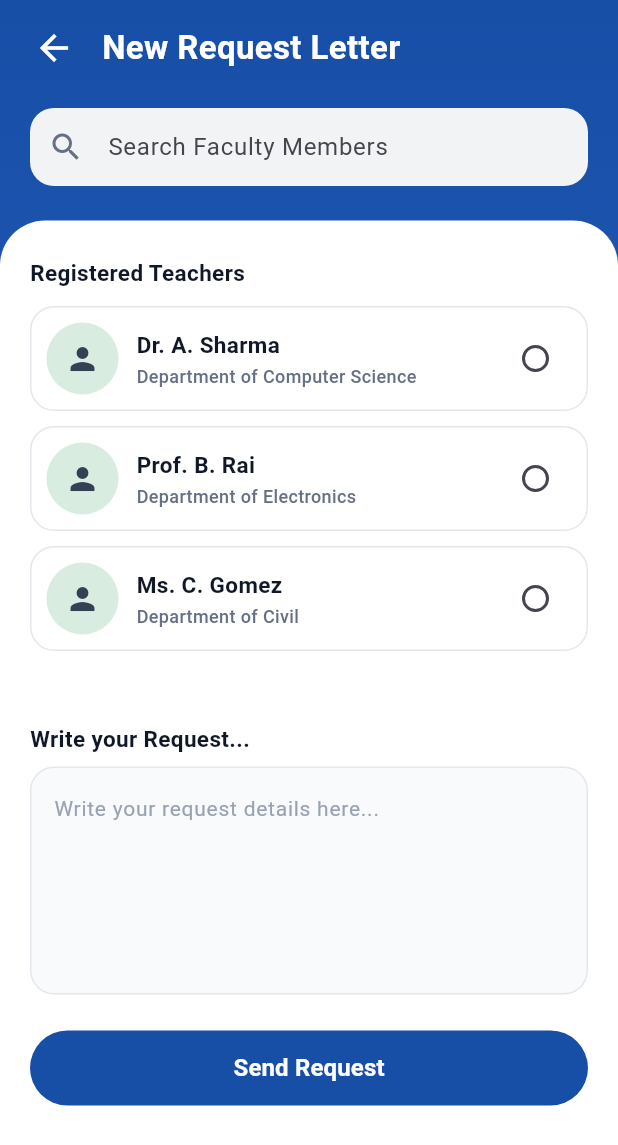
After one commit to AjayExplorer/Unnamed, a Flutter app: the StudentRequestPage screen opened by its route, on a phone screen of 412 x 824 dp. The commit adds this screen. Shown: the top 1145 px of the screen. Run offline on Flutter 3.47's test engine with Material 3 defaults, Android fonts, the phone set to English and light mode, and no system bars; our stand-ins replace cloud_firestore; accounts and stored records are empty; network calls fail.

Commit message:
Request letter completed

```diff
--- a/lib/main.dart
+++ b/lib/main.dart
@@ -9,6 +9,8 @@ import 'screens/request_letter/faculty/providers/auth_provider.dart';
 import 'screens/request_letter/faculty/providers/request_provider.dart';
 import 'screens/request_letter/faculty/providers/availability_provider.dart';
 import 'screens/request_letter/student_registration/student_registration.dart';
+import 'screens/request_letter/student/student_request.dart';
+
 
 void main() {
   runApp(
@@ -43,6 +45,7 @@ class MyApp extends StatelessWidget {
         '/news': (context) => const NewsPage(),
         '/profile': (context) => const ProfilePage(),
         '/register': (context) => const StudentRegistration(),
+        '/student_request': (context) => const StudentRequestPage(),
       },
     );
   }
--- a/lib/screens/main_page/front.dart
+++ b/lib/screens/main_page/front.dart
@@ -1,6 +1,7 @@
 import 'package:flutter/material.dart';
 import 'package:openpro/models/news_feed.dart';
 import 'package:openpro/models/user_profile.dart';
+import 'package:openpro/screens/request_letter/student/student_request.dart';
 
 class FrontPage extends StatefulWidget {
   const FrontPage({super.key});
@@ -102,16 +103,21 @@ class _FrontPageState extends State<FrontPage> {
                               ),
                           itemBuilder: (context, index) {
                             final tile = _featureTiles[index];
-                            return _FeatureCard(
-                              data: tile,
-                              onTap: tile.title.contains('News')
-                                  ? () =>
-                                        Navigator.of(context).pushNamed('/news')
-                                  : null,
-                            );
-                          },
-                        ),
-                        const SizedBox(height: 16),
+                           return _FeatureCard(
+  data: tile,
+  onTap: () {
+    if (tile.title.contains('News')) {
+      Navigator.of(context).pushNamed('/news');
+    } else if (tile.title.toLowerCase().contains('request')) {
+      Navigator.of(context).pushNamed('/student_request');
+    }
+  },
+); // Closes the _FeatureCard widget statement cleanly inside itemBuilder
+      }, // Closes the itemBuilder function block parameter
+    ), // Closes the GridView.builder widget call frame completely
+
+    const SizedBox(height: 16),
+
                         Text(
                           'Hello $displayName!',
                           style: const TextStyle(
--- /dev/null
+++ b/lib/screens/request_letter/student/student_request.dart
@@ -0,0 +1,421 @@
+import 'package:flutter/material.dart';
+//import 'package:cloud_firestore/cloud_firestore.dart';
+
+class StudentRequestPage extends StatefulWidget {
+  const StudentRequestPage({super.key});
+
+  @override
+  State<StudentRequestPage> createState() => _StudentRequestPageState();
+}
+
+class _StudentRequestPageState extends State<StudentRequestPage> {
+  final TextEditingController _searchController = TextEditingController();
+  final TextEditingController _requestController = TextEditingController();
+
+  String _searchQuery = "";
+  String? _selectedFacultyId;
+  String? _selectedFacultyName;
+  bool _isSubmitting = false;
+
+  @override
+  void dispose() {
+    _searchController.dispose();
+    _requestController.dispose();
+    super.dispose();
+  }
+
+  // Submits the request data structure directly to Firestore
+  void _sendRequest() async {
+    if (_selectedFacultyId == null) {
+      ScaffoldMessenger.of(context).showSnackBar(
+        const SnackBar(content: Text('Please select a faculty member first.')),
+      );
+      return;
+    }
+    if (_requestController.text.trim().isEmpty) {
+      ScaffoldMessenger.of(context).showSnackBar(
+        const SnackBar(content: Text('Please write your request text details.')),
+      );
+      return;
+    }
+
+    /*setState(() => _isSubmitting = true);
+
+    try {
+      await FirebaseFirestore.instance.collection('requests').add({
+        'facultyId': _selectedFacultyId,
+        'facultyName': _selectedFacultyName,
+        'requestText': _requestController.text.trim(),
+        'timestamp': FieldValue.serverTimestamp(),
+        'status': 'Pending',
+        // Note: Replace with actual logged-in user context if dynamic state is setup
+        'studentName': 'Current Student',
+      });
+
+      if (mounted) {
+        ScaffoldMessenger.of(context).showSnackBar(
+          const SnackBar(content: Text('Request sent successfully!')),
+        );
+        Navigator.of(context).pop();
+      }
+    } catch (e) {
+      if (mounted) {
+        ScaffoldMessenger.of(context).showSnackBar(
+          SnackBar(content: Text('Error sending request: $e')),
+        );
+      }
+    } finally {
+      if (mounted) setState(() => _isSubmitting = false);
+    }
+  }*/
+
+    // Mock submission flow for local testing without Firestore
+    setState(() => _isSubmitting = true);
+    await Future.delayed(const Duration(seconds: 2)); // Simulate network delay
+    if (mounted) {
+      ScaffoldMessenger.of(context).showSnackBar(
+        const SnackBar(content: Text('Request sent successfully! (Mock)')),
+      );
+      Navigator.of(context).pop();
+    }
+  }
+
+  @override
+  Widget build(BuildContext context) {
+    // Exact color matching constants from teammate UI setup
+    const primaryBlue = Color(0xFF174EA6);
+    const textGrey = Color(0xFF667085); //[span_15](start_span)//[span_15](end_span)
+
+    return Scaffold(
+      backgroundColor: primaryBlue,
+      body: Container(
+        width: double.infinity,
+        height: double.infinity,
+        decoration: const BoxDecoration(
+          gradient: LinearGradient(
+            begin: Alignment.topCenter,
+            end: Alignment.bottomCenter,
+            colors: [Color(0xFF174EA6), Color(0xFF1E56B3), Color(0xFFF7F9FC)], //[span_16](end_span)
+            stops: [0.0, 0.35, 0.35],
+          ),
+        ),
+        child: SafeArea(
+          child: Column(
+            children: [
+              // 1. Header Navigation Bar
+              Padding(
+                padding: const EdgeInsets.symmetric(horizontal: 12.0, vertical: 8.0),
+                child: Row(
+                  children: [
+                    IconButton(
+                      icon: const Icon(Icons.arrow_back, color: Colors.white, size: 28),
+                      onPressed: () => Navigator.of(context).pop(),
+                    ),
+                    const SizedBox(width: 8),
+                    const Text(
+                      'New Request Letter',
+                      style: TextStyle(
+                        color: Colors.white,
+                        fontSize: 22,
+                        fontWeight: FontWeight.w700,
+                      ),
+                    ),
+                  ],
+                ),
+              ),
+
+              // 2. Teammate Style capsule-styled Search Field
+              Padding(
+                padding: const EdgeInsets.symmetric(horizontal: 20.0, vertical: 8.0),
+                child: TextField(
+                  controller: _searchController,
+                  onChanged: (value) {
+                    setState(() => _searchQuery = value.trim().toLowerCase());
+                  },
+                  decoration: InputDecoration(
+                    hintText: 'Search Faculty Members',
+                    prefixIcon: const Icon(Icons.search, color: textGrey),
+                    filled: true,
+                    fillColor: const Color(0xFFF1F3F4),
+                    contentPadding: const EdgeInsets.symmetric(vertical: 14),
+                    border: OutlineInputBorder(
+                      borderRadius: BorderRadius.circular(16),
+                      borderSide: BorderSide.none,
+                    ),
+                  ),
+                ),
+              ),
+              const SizedBox(height: 15),
+
+              // 3. Rounded Bottom White Panel Container
+              Expanded(
+                child: Container(
+                  width: double.infinity,
+                  decoration: const BoxDecoration(
+                    color: Colors.white,
+                    borderRadius: BorderRadius.only(
+                      topLeft: Radius.circular(30),
+                      topRight: Radius.circular(30),
+                    ),
+                  ),
+                  child: SingleChildScrollView(
+                    padding: const EdgeInsets.fromLTRB(20, 24, 20, 24),
+                    child: Column(
+                      crossAxisAlignment: CrossAxisAlignment.start,
+                      children: [
+
+                        // Dynamic Firebase Stream Builder for Real-time List Mapping
+                        const Text(
+                          'Registered Teachers',
+                          style: TextStyle(
+                            fontSize: 15,
+                            fontWeight: FontWeight.w700,
+                            color: Color(0xFF101828),
+                          ),
+                        ),
+                        const SizedBox(height: 12),
+
+                        /* =============================================================
+                        BACKEND TODO: UNCOMMENT THIS BLOCK ONCE FIREBASE IS SET UP
+                        =============================================================
+                        StreamBuilder<QuerySnapshot>(
+                          stream: FirebaseFirestore.instance.collection('faculties').snapshots(),
+                          builder: (context, snapshot) {
+                            if (snapshot.hasError) {
+                              return const Text('Error loading faculty list.');
+                            }
+                            if (snapshot.connectionState == ConnectionState.waiting) {
+                              return const Center(child: CircularProgressIndicator());
+                            }
+
+                            final docs = snapshot.data!.docs.where((doc) {
+                              final name = (doc['name'] ?? '').toString().toLowerCase();
+                              final dept = (doc['department'] ?? '').toString().toLowerCase();
+                              return name.contains(_searchQuery) || dept.contains(_searchQuery);
+                            }).toList();
+
+                            if (docs.isEmpty) {
+                              return const Padding(
+                                padding: EdgeInsets.symmetric(vertical: 16.0),
+                                child: Text('No matching faculty members found.', style: TextStyle(color: textGrey)),
+                              );
+                            }
+
+                            return ListView.separated(
+                              shrinkWrap: true,
+                              physics: const NeverScrollableScrollPhysics(),
+                              itemCount: docs.length,
+                              separatorBuilder: (_, __) => const SizedBox(height: 10),
+                              itemBuilder: (context, index) {
+                                final doc = docs[index];
+                                final String id = doc.id;
+                                final String name = doc['name'] ?? 'Unknown Name';
+                                final String dept = doc['department'] ?? 'General Department';
+                                final String photoUrl = doc.data().toString().contains('photoUrl') ? doc['photoUrl'] : '';
+
+                                final bool isSelected = _selectedFacultyId == id;
+
+                                return Container(
+                                  padding: const EdgeInsets.all(10),
+                                  decoration: BoxDecoration(
+                                    color: Colors.white,
+                                    borderRadius: BorderRadius.circular(16),
+                                    border: Border.all(color: const Color(0xFFE4E7EC)),
+                                  ),
+                                  child: Row(
+                                    children: [
+                                      CircleAvatar(
+                                        radius: 24,
+                                        backgroundColor: const Color(0xFFD8ECE0),
+                                        backgroundImage: photoUrl.isNotEmpty ? NetworkImage(photoUrl) : null,
+                                        child: photoUrl.isEmpty ? const Icon(Icons.person, color: Color(0xFF344054)) : null,
+                                      ),
+                                      const SizedBox(width: 12),
+                                      Expanded(
+                                        child: Column(
+                                          crossAxisAlignment: CrossAxisAlignment.start,
+                                          children: [
+                                            Text(
+                                              name,
+                                              style: const TextStyle(fontWeight: FontWeight.w700, fontSize: 15, color: Color(0xFF101828)),
+                                            ),
+                                            const SizedBox(height: 2),
+                                            Text(
+                                              dept,
+                                              style: const TextStyle(fontWeight: FontWeight.w500, fontSize: 12, color: textGrey),
+                                            ),
+                                          ],
+                                        ),
+                                      ),
+                                      Radio<String>(
+                                        value: id,
+                                        groupValue: _selectedFacultyId,
+                                        activeColor: primaryBlue,
+                                        onChanged: (String? value) {
+                                          setState(() {
+                                            _selectedFacultyId = value;
+                                            _selectedFacultyName = name;
+                                          });
+                                        },
+                                      ),
+                                    ],
+                                  ),
+                                );
+                              },
+                            );
+                          },
+                        ),
+                        */
+
+                        // --- TEMPORARY MOCK DATA FOR LOCAL TESTING ---
+                        // REMOVE OR COMMENT THIS OUT WHEN THE STREAMBUILDER ABOVE IS ACTIVE
+                        () {
+                          final List<Map<String, String>> mockFaculties = [
+                            {'id': '1', 'name': 'Dr. A. Sharma', 'department': 'Department of Computer Science'},
+                            {'id': '2', 'name': 'Prof. B. Rai', 'department': 'Department of Electronics'},
+                            {'id': '3', 'name': 'Ms. C. Gomez', 'department': 'Department of Civil'},
+                          ];
+
+                          final filteredDocs = mockFaculties.where((faculty) {
+                            final name = faculty['name']!.toLowerCase();
+                            final dept = faculty['department']!.toLowerCase();
+                            return name.contains(_searchQuery) || dept.contains(_searchQuery);
+                          }).toList();
+
+                          if (filteredDocs.isEmpty) {
+                            return const Padding(
+                              padding: EdgeInsets.symmetric(vertical: 16.0),
+                              child: Text('No matching faculty members found.', style: TextStyle(color: textGrey)),
+                            );
+                          }
+
+                          return ListView.separated(
+                            shrinkWrap: true,
+                            physics: const NeverScrollableScrollPhysics(),
+                            itemCount: filteredDocs.length,
+                            separatorBuilder: (_, __) => const SizedBox(height: 10),
+                            itemBuilder: (context, index) {
+                              final faculty = filteredDocs[index];
+                              final String id = faculty['id']!;
+                              final String name = faculty['name']!;
+                              final String dept = faculty['department']!;
+                              final bool isSelected = _selectedFacultyId == id;
+
+                              return Container(
+                                padding: const EdgeInsets.all(10),
+                                decoration: BoxDecoration(
+                                  color: Colors.white,
+                                  borderRadius: BorderRadius.circular(16),
+                                  border: Border.all(color: const Color(0xFFE4E7EC)),
+                                ),
+                                child: Row(
+                                  children: [
+                                    const CircleAvatar(
+                                      radius: 24,
+                                      backgroundColor: Color(0xFFD8ECE0),
+                                      child: Icon(Icons.person, color: Color(0xFF344054)),
+                                    ),
+                                    const SizedBox(width: 12),
+                                    Expanded(
+                                      child: Column(
+                                        crossAxisAlignment: CrossAxisAlignment.start,
+                                        children: [
+                                          Text(
+                                            name,
+                                            style: const TextStyle(fontWeight: FontWeight.w700, fontSize: 15, color: Color(0xFF101828)),
+                                          ),
+                                          const SizedBox(height: 2),
+                                          Text(
+                                            dept,
+                                            style: const TextStyle(fontWeight: FontWeight.w500, fontSize: 12, color: textGrey),
+                                          ),
+                                        ],
+                                      ),
+                                    ),
+                                    Radio<String>(
+                                      value: id,
+                                      groupValue: _selectedFacultyId,
+                                      activeColor: primaryBlue,
+                                      onChanged: (String? value) {
+                                        setState(() {
+                                          _selectedFacultyId = value;
+                                          _selectedFacultyName = name;
+                                        });
+                                      },
+                                    ),
+                                  ],
+                                ),
+                              );
+                            },
+                          );
+                        }(),
+                        const SizedBox(height: 24),
+
+                        const SizedBox(height: 24),
+
+                        // 4. Request Description Frame Section
+                        const Text(
+                          'Write your Request...',
+                          style: TextStyle(
+                            fontSize: 15,
+                            fontWeight: FontWeight.w700,
+                            color: Color(0xFF101828), //[span_22](end_span)
+                          ),
+                        ),
+                        const SizedBox(height: 8),
+
+                        // Large multiline input message input container matching teammate border standards
+                        TextField(
+                          controller: _requestController,
+                          maxLines: 5,
+                          decoration: InputDecoration(
+                            hintText: 'Write your request details here...',
+                            filled: true,
+                            fillColor: const Color(0xFFF9FAFB), //[span_23](end_span)
+                            hintStyle: const TextStyle(color: Color(0xFF98A2B3), fontSize: 14), //[span_24](end_span)
+                            enabledBorder: OutlineInputBorder(
+                              borderRadius: BorderRadius.circular(16), //[span_25](end_span)
+                              borderSide: const BorderSide(color: Color(0xFFE4E7EC)), //[span_26](end_span)
+                            ),
+                            focusedBorder: OutlineInputBorder(
+                              borderRadius: BorderRadius.circular(16), //[span_27](end_span)
+                              borderSide: const BorderSide(color: primaryBlue, width: 1.4), //[span_28](end_span)
+                            ),
+                          ),
+                        ),
+                        const SizedBox(height: 24),
+
+                        // 5. Submit Execution Button Form Frame
+                        SizedBox(
+                          width: double.infinity,
+                          height: 50, //[span_29](end_span)
+                          child: ElevatedButton(
+                            onPressed: _isSubmitting ? null : _sendRequest,
+                            style: ElevatedButton.styleFrom(
+                              backgroundColor: primaryBlue, //[span_30](end_span)
+                              foregroundColor: Colors.white, //[span_31](end_span)
+                              elevation: 0, //[span_32](end_span)
+                              shape: RoundedRectangleBorder(
+                                borderRadius: BorderRadius.circular(999), //[span_33](end_span)
+                              ),
+                            ),
+                            child: _isSubmitting
+                                ? const CircularProgressIndicator(color: Colors.white)
+                                : const Text(
+                                    'Send Request',
+                                    style: TextStyle(fontSize: 16, fontWeight: FontWeight.w700), //[span_34](end_span)
+                                  ),
+                          ),
+                        ),
+                      ],
+                    ),
+                  ),
+                ),
+              ),
+            ],
+          ),
+        ),
+      ),
+    );
+  }
+}
```
